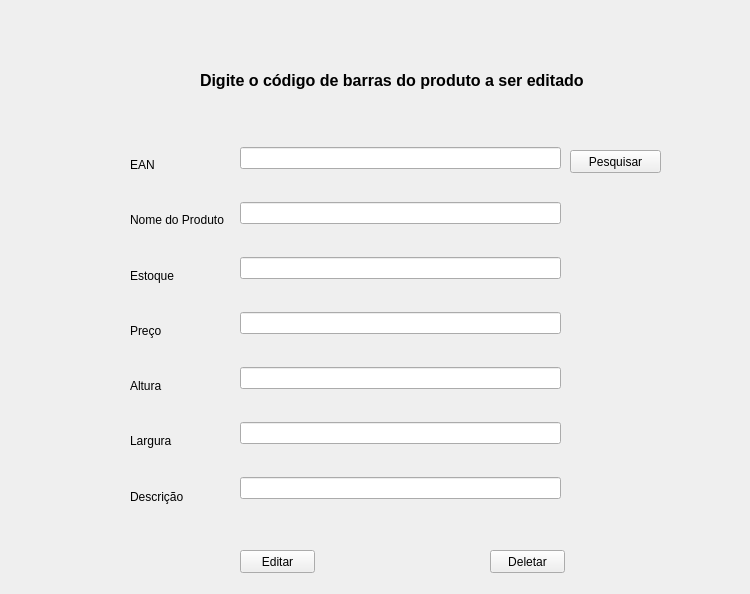
Qt form Desenvolvimento/Estoque_Editar.ui (annamatias/TCC) before a commit.
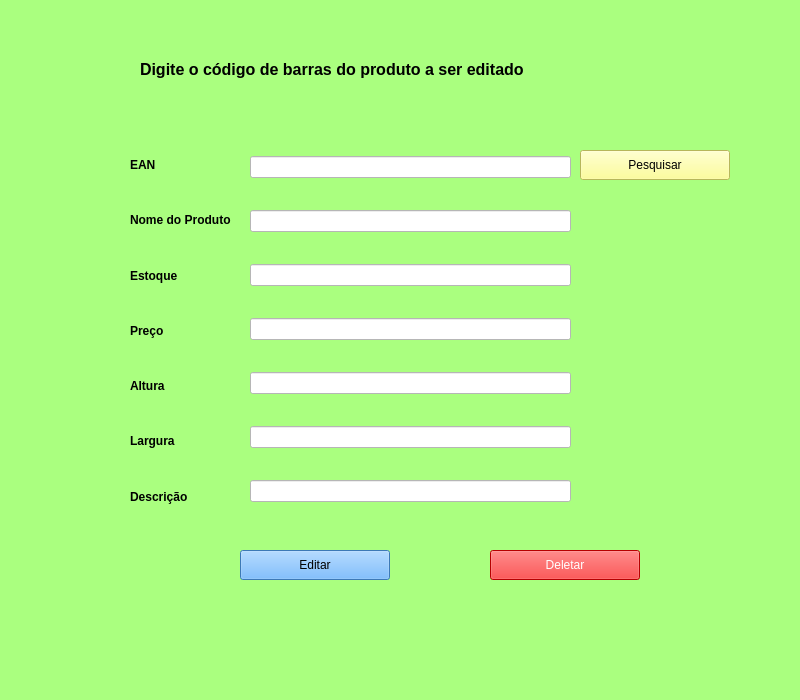
The same form after that commit.

What changed in the file:
```diff
--- a/Desenvolvimento/Estoque_Editar.ui
+++ b/Desenvolvimento/Estoque_Editar.ui
@@ -6,22 +6,52 @@
    <rect>
     <x>0</x>
     <y>0</y>
-    <width>750</width>
-    <height>594</height>
+    <width>800</width>
+    <height>700</height>
    </rect>
   </property>
+  <property name="minimumSize">
+   <size>
+    <width>800</width>
+    <height>700</height>
+   </size>
+  </property>
+  <property name="maximumSize">
+   <size>
+    <width>800</width>
+    <height>700</height>
+   </size>
+  </property>
   <property name="windowTitle">
    <string>Form</string>
   </property>
+  <property name="styleSheet">
+   <string notr="true">background-color: rgb(170, 255, 127);</string>
+  </property>
   <widget class="QPushButton" name="pushButton_editar">
    <property name="geometry">
     <rect>
      <x>240</x>
      <y>550</y>
-     <width>75</width>
-     <height>23</height>
+     <width>150</width>
+     <height>30</height>
     </rect>
    </property>
+   <property name="minimumSize">
+    <size>
+     <width>150</width>
+     <height>30</height>
+    </size>
+   </property>
+   <property name="maximumSize">
+    <size>
+     <width>150</width>
+     <height>30</height>
+    </size>
+   </property>
+   <property name="styleSheet">
+    <string notr="true">background-color: rgb(85, 170, 255);</string>
+   </property>
    <property name="text">
     <string>Editar</string>
    </property>
@@ -31,10 +61,26 @@
     <rect>
      <x>490</x>
      <y>550</y>
-     <width>75</width>
-     <height>23</height>
+     <width>150</width>
+     <height>30</height>
     </rect>
    </property>
+   <property name="minimumSize">
+    <size>
+     <width>150</width>
+     <height>30</height>
+    </size>
+   </property>
+   <property name="maximumSize">
+    <size>
+     <width>150</width>
+     <height>30</height>
+    </size>
+   </property>
+   <property name="styleSheet">
+    <string notr="true">background-color: rgb(255, 0, 0);
+color: rgb(255, 255, 255);</string>
+   </property>
    <property name="text">
     <string>Deletar</string>
    </property>
@@ -42,10 +88,10 @@
   <widget class="QLabel" name="label_7">
    <property name="geometry">
     <rect>
-     <x>200</x>
-     <y>70</y>
-     <width>391</width>
-     <height>20</height>
+     <x>140</x>
+     <y>49</y>
+     <width>491</width>
+     <height>41</height>
     </rect>
    </property>
    <property name="font">
@@ -63,61 +109,111 @@
   <widget class="QPushButton" name="pushButton_pesquisar">
    <property name="geometry">
     <rect>
-     <x>570</x>
+     <x>580</x>
      <y>150</y>
-     <width>91</width>
-     <height>23</height>
+     <width>150</width>
+     <height>30</height>
     </rect>
    </property>
+   <property name="minimumSize">
+    <size>
+     <width>150</width>
+     <height>30</height>
+    </size>
+   </property>
+   <property name="maximumSize">
+    <size>
+     <width>150</width>
+     <height>30</height>
+    </size>
+   </property>
+   <property name="styleSheet">
+    <string notr="true">background-color: rgb(255, 255, 127);</string>
+   </property>
    <property name="text">
     <string>Pesquisar</string>
    </property>
   </widget>
-  <widget class="QWidget" name="">
+  <widget class="QWidget" name="layoutWidget">
    <property name="geometry">
     <rect>
-     <x>240</x>
-     <y>120</y>
+     <x>250</x>
+     <y>130</y>
      <width>321</width>
-     <height>411</height>
+     <height>401</height>
     </rect>
    </property>
    <layout class="QVBoxLayout" name="verticalLayout">
     <item>
-     <widget class="QLineEdit" name="lineEdit_Ean"/>
+     <widget class="QLineEdit" name="lineEdit_Ean">
+      <property name="styleSheet">
+       <string notr="true">background-color: rgb(255, 255, 255);</string>
+      </property>
+     </widget>
     </item>
     <item>
-     <widget class="QLineEdit" name="lineEdit_NomeProduto"/>
+     <widget class="QLineEdit" name="lineEdit_NomeProduto">
+      <property name="styleSheet">
+       <string notr="true">background-color: rgb(255, 255, 255);</string>
+      </property>
+     </widget>
     </item>
     <item>
-     <widget class="QLineEdit" name="lineEdit_Estoque"/>
+     <widget class="QLineEdit" name="lineEdit_Estoque">
+      <property name="styleSheet">
+       <string notr="true">background-color: rgb(255, 255, 255);</string>
+      </property>
+     </widget>
     </item>
     <item>
-     <widget class="QLineEdit" name="lineEdit_Preco"/>
+     <widget class="QLineEdit" name="lineEdit_Preco">
+      <property name="styleSheet">
+       <string notr="true">background-color: rgb(255, 255, 255);</string>
+      </property>
+     </widget>
     </item>
     <item>
-     <widget class="QLineEdit" name="lineEdit_Altura"/>
+     <widget class="QLineEdit" name="lineEdit_Altura">
+      <property name="styleSheet">
+       <string notr="true">background-color: rgb(255, 255, 255);</string>
+      </property>
+     </widget>
     </item>
     <item>
-     <widget class="QLineEdit" name="lineEdit_Largura"/>
+     <widget class="QLineEdit" name="lineEdit_Largura">
+      <property name="styleSheet">
+       <string notr="true">background-color: rgb(255, 255, 255);</string>
+      </property>
+     </widget>
     </item>
     <item>
-     <widget class="QLineEdit" name="lineEdit_Descricao"/>
+     <widget class="QLineEdit" name="lineEdit_Descricao">
+      <property name="styleSheet">
+       <string notr="true">background-color: rgb(255, 255, 255);</string>
+      </property>
+     </widget>
     </item>
    </layout>
   </widget>
-  <widget class="QWidget" name="">
+  <widget class="QWidget" name="layoutWidget">
    <property name="geometry">
     <rect>
      <x>130</x>
      <y>140</y>
-     <width>111</width>
+     <width>113</width>
      <height>381</height>
     </rect>
    </property>
    <layout class="QGridLayout" name="gridLayout">
     <item row="4" column="0">
      <widget class="QLabel" name="label_5">
+      <property name="font">
+       <font>
+        <family>Segoe UI</family>
+        <weight>75</weight>
+        <bold>true</bold>
+       </font>
+      </property>
       <property name="text">
        <string>Altura</string>
       </property>
@@ -125,6 +221,13 @@
     </item>
     <item row="0" column="0">
      <widget class="QLabel" name="label_2">
+      <property name="font">
+       <font>
+        <family>Segoe UI</family>
+        <weight>75</weight>
+        <bold>true</bold>
+       </font>
+      </property>
       <property name="text">
        <string>EAN</string>
       </property>
@@ -132,6 +235,13 @@
     </item>
     <item row="6" column="0">
      <widget class="QLabel" name="label_8">
+      <property name="font">
+       <font>
+        <family>Segoe UI</family>
+        <weight>75</weight>
+        <bold>true</bold>
+       </font>
+      </property>
       <property name="text">
        <string>Descrição</string>
       </property>
@@ -139,6 +249,13 @@
     </item>
     <item row="1" column="0">
      <widget class="QLabel" name="label">
+      <property name="font">
+       <font>
+        <family>Segoe UI</family>
+        <weight>75</weight>
+        <bold>true</bold>
+       </font>
+      </property>
       <property name="text">
        <string>Nome do Produto</string>
       </property>
@@ -149,6 +266,13 @@
     </item>
     <item row="5" column="0">
      <widget class="QLabel" name="label_6">
+      <property name="font">
+       <font>
+        <family>Segoe UI</family>
+        <weight>75</weight>
+        <bold>true</bold>
+       </font>
+      </property>
       <property name="text">
        <string>Largura</string>
       </property>
@@ -156,6 +280,13 @@
     </item>
     <item row="3" column="0">
      <widget class="QLabel" name="label_4">
+      <property name="font">
+       <font>
+        <family>Segoe UI</family>
+        <weight>75</weight>
+        <bold>true</bold>
+       </font>
+      </property>
       <property name="text">
        <string>Preço</string>
       </property>
@@ -163,6 +294,13 @@
     </item>
     <item row="2" column="0">
      <widget class="QLabel" name="label_3">
+      <property name="font">
+       <font>
+        <family>Segoe UI</family>
+        <weight>75</weight>
+        <bold>true</bold>
+       </font>
+      </property>
       <property name="text">
        <string>Estoque</string>
       </property>
```
